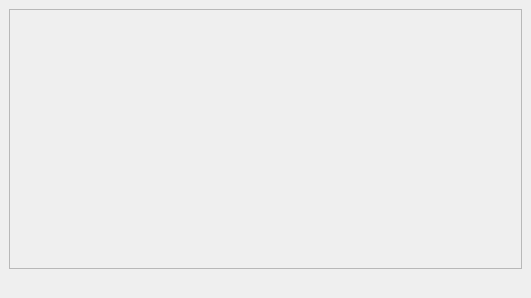
Qt form core/ui/shared/audit.ui (Giswater/giswater_qgis_plugin) before a commit.
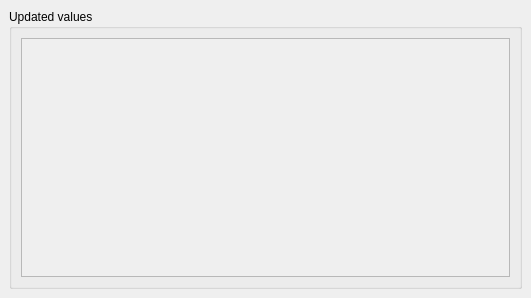
The same form after that commit.

Commit message: feat(audit_dlg, audit_manager_dlg): improve audit logyc, manage possible errors

Patch:
```diff
--- a/core/ui/shared/audit.ui
+++ b/core/ui/shared/audit.ui
@@ -15,6 +15,25 @@
   </property>
   <widget class="QWidget" name="centralwidget">
    <layout class="QGridLayout" name="gridLayout">
+    <item row="1" column="0">
+     <layout class="QGridLayout" name="lyt_buttons">
+      <property name="topMargin">
+       <number>0</number>
+      </property>
+     </layout>
+    </item>
+    <item row="0" column="0">
+     <widget class="QGroupBox" name="groupBox">
+      <property name="minimumSize">
+       <size>
+        <width>0</width>
+        <height>90</height>
+       </size>
+      </property>
+      <property name="title">
+       <string>Updated values</string>
+      </property>
+      <layout class="QGridLayout" name="gridLayout_3">
     <item row="0" column="0">
      <widget class="QScrollArea" name="scroll_lyt_1">
       <property name="widgetResizable">
@@ -25,8 +44,8 @@
         <rect>
          <x>0</x>
          <y>0</y>
-         <width>507</width>
-         <height>245</height>
+            <width>483</width>
+            <height>225</height>
         </rect>
        </property>
        <layout class="QGridLayout" name="gridLayout_2">
@@ -37,25 +56,8 @@
       </widget>
      </widget>
     </item>
-    <item row="1" column="0">
-     <layout class="QGridLayout" name="lyt_buttons">
-      <property name="topMargin">
-       <number>0</number>
-      </property>
-      <item row="0" column="0">
-       <spacer name="horizontalSpacer">
-        <property name="orientation">
-         <enum>Qt::Horizontal</enum>
-        </property>
-        <property name="sizeHint" stdset="0">
-         <size>
-          <width>40</width>
-          <height>20</height>
-         </size>
-        </property>
-       </spacer>
-      </item>
-     </layout>
+      </layout>
+     </widget>
     </item>
    </layout>
   </widget>
```
Lines whose indentation alone changed are shown as unchanged. The commit also changes 3 other files.
